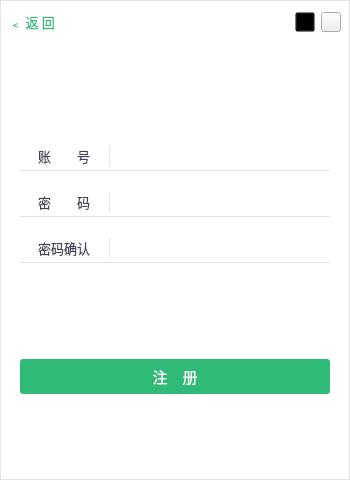
Old version of the form SoftTerminal/forms/STRegist.ui in the repository sunpu/softterminal.
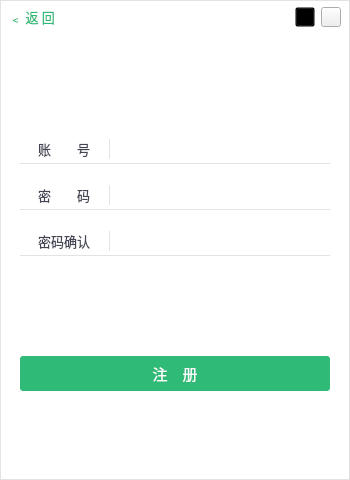
New version of the form. Icons and pictures are not drawn.

Diff of the .ui file:
```diff
--- a/SoftTerminal/forms/STRegist.ui
+++ b/SoftTerminal/forms/STRegist.ui
@@ -49,13 +49,13 @@
      <property name="minimumSize">
       <size>
        <width>0</width>
-       <height>45</height>
+       <height>35</height>
       </size>
      </property>
      <property name="maximumSize">
       <size>
        <width>16777215</width>
-       <height>45</height>
+       <height>35</height>
       </size>
      </property>
      <property name="styleSheet">
```
